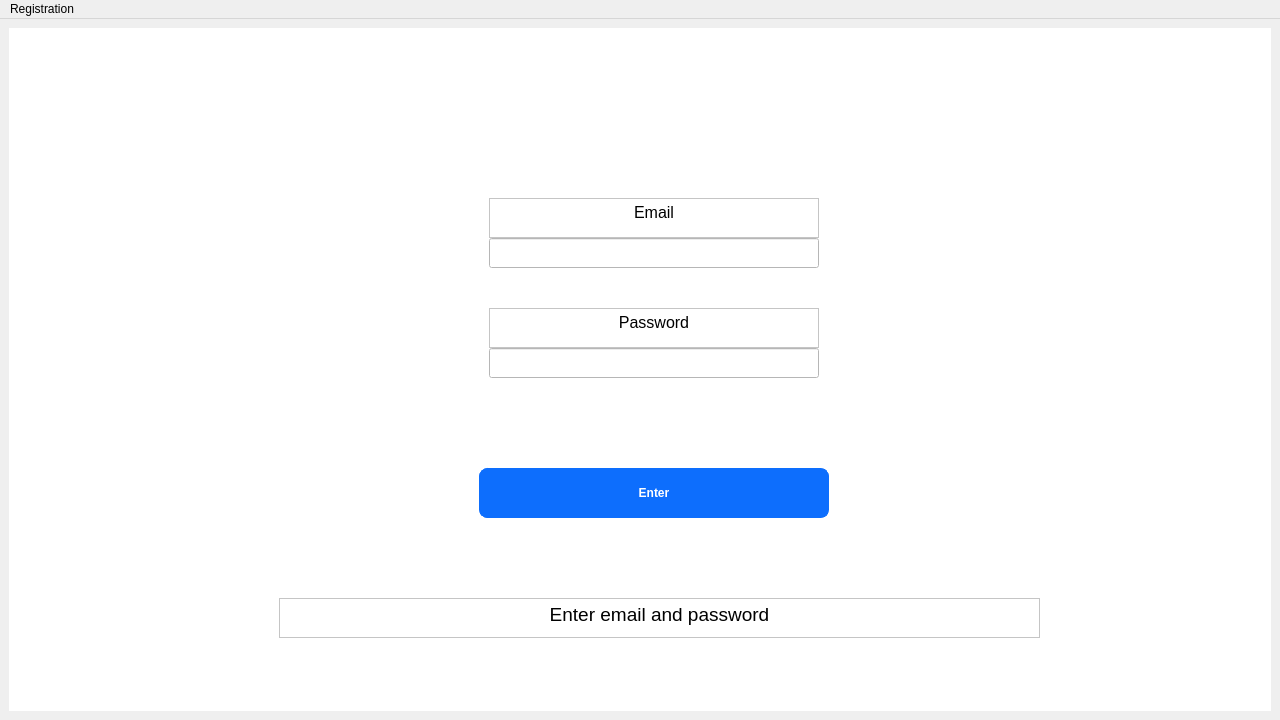
The window that app/style/login.ui (glebkasilov/NewYear-project) describes before a commit, drawn with Qt 5.
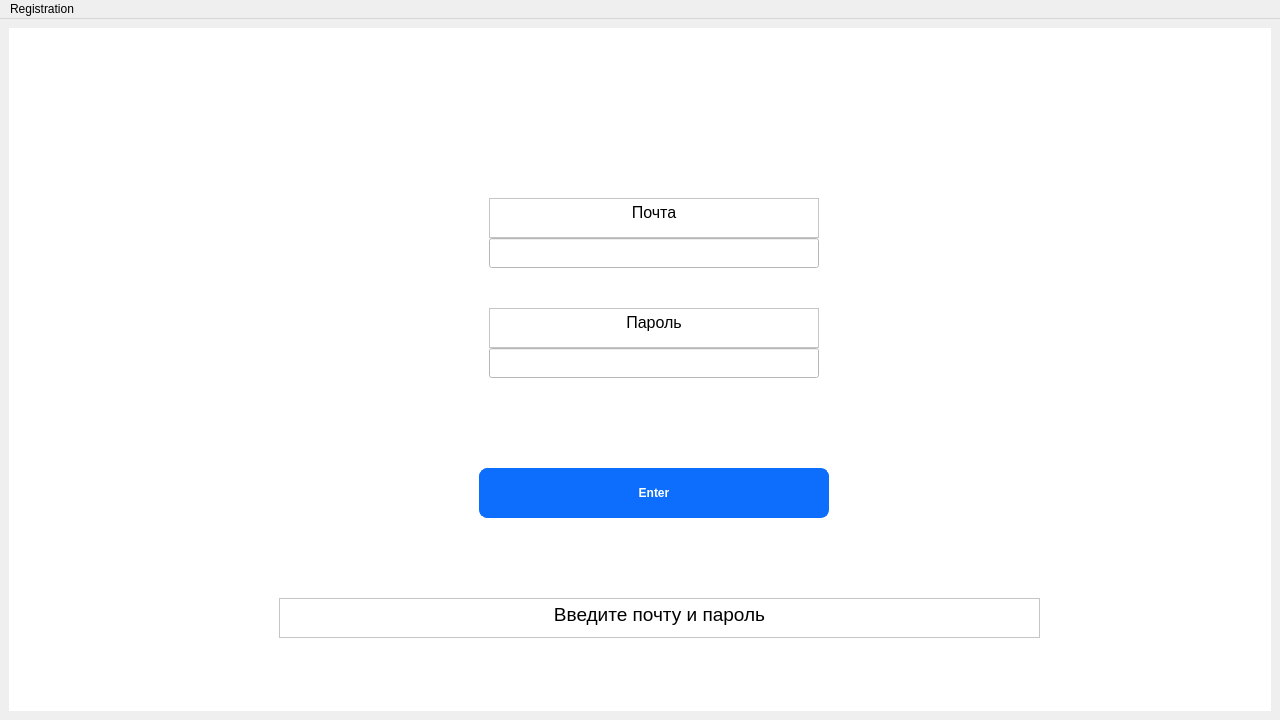
The same window after the commit. Icons and pictures are not drawn.

Diff of the .ui file:
```diff
--- a/app/style/login.ui
+++ b/app/style/login.ui
@@ -55,7 +55,7 @@
 &lt;html&gt;&lt;head&gt;&lt;meta name=&quot;qrichtext&quot; content=&quot;1&quot; /&gt;&lt;style type=&quot;text/css&quot;&gt;
 p, li { white-space: pre-wrap; }
 &lt;/style&gt;&lt;/head&gt;&lt;body style=&quot; font-family:'MS Shell Dlg 2'; font-size:8.25pt; font-weight:400; font-style:normal;&quot;&gt;
-&lt;p align=&quot;center&quot; style=&quot; margin-top:0px; margin-bottom:0px; margin-left:0px; margin-right:0px; -qt-block-indent:0; text-indent:0px;&quot;&gt;&lt;span style=&quot; font-size:12pt;&quot;&gt;Email&lt;/span&gt;&lt;/p&gt;&lt;/body&gt;&lt;/html&gt;</string>
+&lt;p align=&quot;center&quot; style=&quot; margin-top:0px; margin-bottom:0px; margin-left:0px; margin-right:0px; -qt-block-indent:0; text-indent:0px;&quot;&gt;&lt;span style=&quot; font-size:12pt;&quot;&gt;Почта&lt;/span&gt;&lt;/p&gt;&lt;/body&gt;&lt;/html&gt;</string>
        </property>
       </widget>
       <widget class="QLineEdit" name="input_login">
@@ -85,7 +85,7 @@
 &lt;html&gt;&lt;head&gt;&lt;meta name=&quot;qrichtext&quot; content=&quot;1&quot; /&gt;&lt;style type=&quot;text/css&quot;&gt;
 p, li { white-space: pre-wrap; }
 &lt;/style&gt;&lt;/head&gt;&lt;body style=&quot; font-family:'MS Shell Dlg 2'; font-size:8.25pt; font-weight:400; font-style:normal;&quot;&gt;
-&lt;p align=&quot;center&quot; style=&quot; margin-top:0px; margin-bottom:0px; margin-left:0px; margin-right:0px; -qt-block-indent:0; text-indent:0px;&quot;&gt;&lt;span style=&quot; font-size:12pt;&quot;&gt;Password&lt;/span&gt;&lt;/p&gt;&lt;/body&gt;&lt;/html&gt;</string>
+&lt;p align=&quot;center&quot; style=&quot; margin-top:0px; margin-bottom:0px; margin-left:0px; margin-right:0px; -qt-block-indent:0; text-indent:0px;&quot;&gt;&lt;span style=&quot; font-size:12pt;&quot;&gt;Пароль&lt;/span&gt;&lt;/p&gt;&lt;/body&gt;&lt;/html&gt;</string>
        </property>
       </widget>
       <widget class="QLineEdit" name="input_password">
@@ -118,7 +118,7 @@
 &lt;html&gt;&lt;head&gt;&lt;meta name=&quot;qrichtext&quot; content=&quot;1&quot; /&gt;&lt;style type=&quot;text/css&quot;&gt;
 p, li { white-space: pre-wrap; }
 &lt;/style&gt;&lt;/head&gt;&lt;body style=&quot; font-family:'MS Shell Dlg 2'; font-size:8.25pt; font-weight:400; font-style:normal;&quot;&gt;
-&lt;p align=&quot;center&quot; style=&quot; margin-top:0px; margin-bottom:0px; margin-left:0px; margin-right:0px; -qt-block-indent:0; text-indent:0px;&quot;&gt;&lt;span style=&quot; font-size:14pt;&quot;&gt;Enter email and password&lt;/span&gt;&lt;/p&gt;&lt;/body&gt;&lt;/html&gt;</string>
+&lt;p align=&quot;center&quot; style=&quot; margin-top:0px; margin-bottom:0px; margin-left:0px; margin-right:0px; -qt-block-indent:0; text-indent:0px;&quot;&gt;&lt;span style=&quot; font-size:14pt;&quot;&gt;Введите почту и пароль&lt;/span&gt;&lt;/p&gt;&lt;/body&gt;&lt;/html&gt;</string>
        </property>
       </widget>
       <widget class="QLabel" name="logo">
```
Left out of the diff: 4 changed lines with no effect on the pictures.
